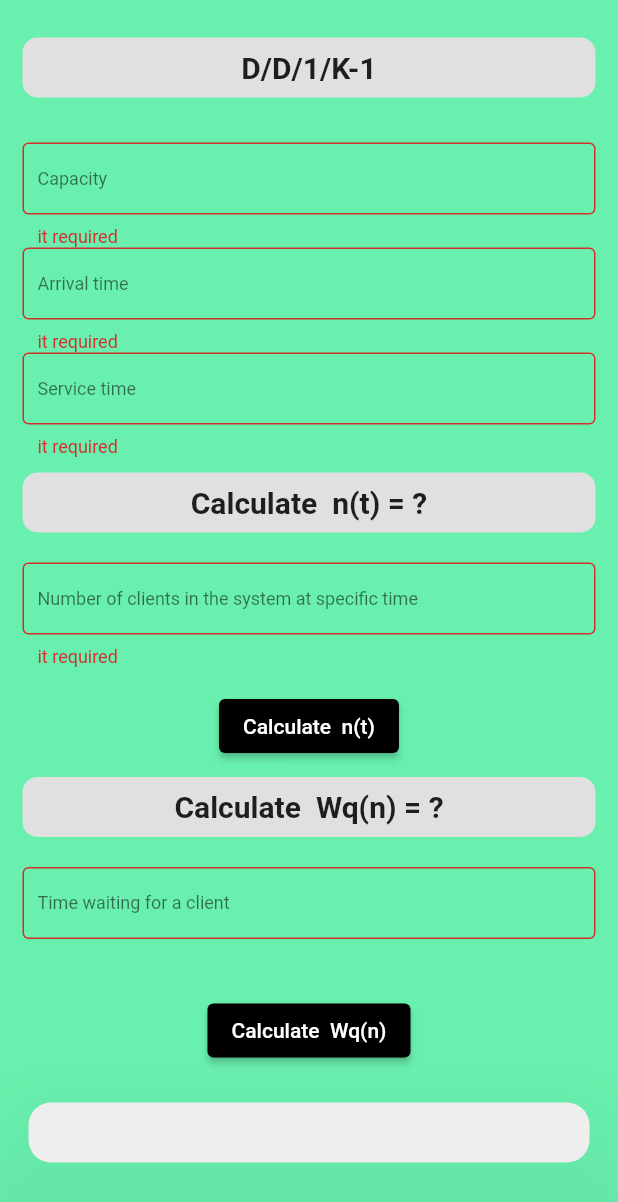
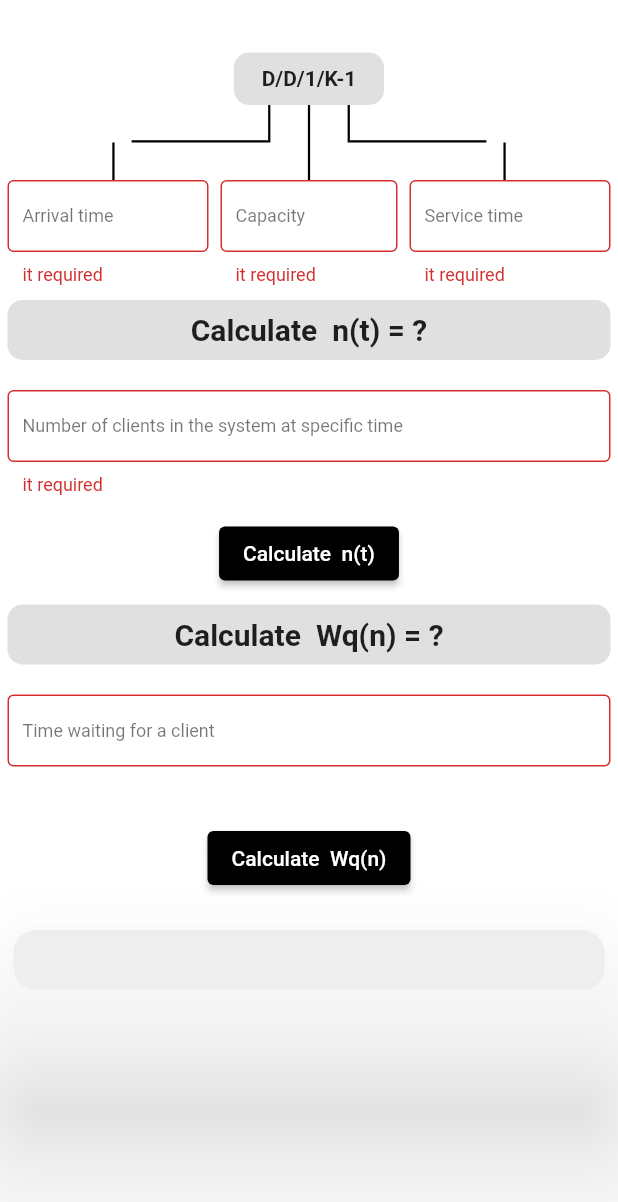
Before and after one commit to 3shmawi/Queuing-Theory, a Flutter app: the screen it shows after launch, after a tap on an icon or button, on a phone screen of 412 x 824 dp. Shown: the top 1202 px of the screen. Run offline on Flutter 3.47's test engine with Material 2 defaults, Android fonts, the phone set to English and light mode, and no system bars; our stand-ins replace flutter_bloc.

Commit message:
initial ashmawi commit2

```diff
--- a/lib/home/home_screen.dart
+++ b/lib/home/home_screen.dart
@@ -20,24 +20,75 @@ class HomeScreen extends StatelessWidget {
     var formKey = GlobalKey<FormState>();
     return SafeArea(
       child: Scaffold(
-        backgroundColor: Colors.greenAccent,
+        backgroundColor: Colors.white,
         extendBodyBehindAppBar: true,
         body: SingleChildScrollView(
+          physics: const BouncingScrollPhysics(),
           child: Form(
             key: formKey,
             child: Padding(
-              padding: const EdgeInsets.all(15.0),
+              padding: const EdgeInsets.all(5.0),
               child: Column(
                 children: [
+                  const SizedBox(
+                    height: 30,
+                  ),
+                  Container(
+                    height: 35,
+                    width: 100,
+                    decoration: BoxDecoration(
+                      color: Colors.grey[300],
+                      borderRadius: BorderRadius.circular(10),
+                    ),
+                    child: const Center(
+                      child: Text(
+                        'D/D/1/K-1',
+                        style: TextStyle(
+                          fontWeight: FontWeight.bold,
+                        ),
+                      ),
+                    ),
+                  ),
+                  dashLines(),
+                  Row(
+                    children: [
+                      Expanded(
+                        child: DefaultTextForm(
+                          onChange: (v){
 
-                  const DefaultHeadLine(
-                    text: 'D/D/1/K-1',
+                          },
+                          validator: (value) {
+                            for (int i = 0; i < value!.length; i++) {
+                              if (value[i] != '0' &&
+                                  value[i] != '1' &&
+                                  value[i] != '2' &&
+                                  value[i] != '3' &&
+                                  value[i] != '4' &&
+                                  value[i] != '5' &&
+                                  value[i] != '6' &&
+                                  value[i] != '7' &&
+                                  value[i] != '8' &&
+                                  value[i] != '9' &&
+                                  value[i] != '.') return 'it must be valid';
+                            }
+                            if (value.isEmpty) return 'it required';
+                            return null;
+                          },
+                          textEditingController: arrivalTimeController,
+                          suffix: Text(
+                            '1/λ',
+                            style: Theme.of(context).textTheme.caption,
                           ),
-                  const SizedBox(
-                    height: 10,
+                          label: 'Arrival time ',
                         ),
-                  DefaultTextForm(
-                    onChange: (v) {},
+                      ),
+                      Expanded(
+                        child: Padding(
+                          padding: const EdgeInsets.symmetric(horizontal: 8.0),
+                          child: DefaultTextForm(
+                            onChange: (v){
+
+                            },
                             validator: (value) {
                               for (int i = 0; i < value!.length; i++) {
                                 if (value[i] != '0' &&
@@ -63,34 +114,13 @@ class HomeScreen extends StatelessWidget {
                             ),
                             label: 'Capacity',
                           ),
-                  DefaultTextForm(
-                    onChange: (v) {},
-                    validator: (value) {
-                      for (int i = 0; i < value!.length; i++) {
-                        if (value[i] != '0' &&
-                            value[i] != '1' &&
-                            value[i] != '2' &&
-                            value[i] != '3' &&
-                            value[i] != '4' &&
-                            value[i] != '5' &&
-                            value[i] != '6' &&
-                            value[i] != '7' &&
-                            value[i] != '8' &&
-                            value[i] != '9' &&
-                            value[i] != '.') return 'it must be valid';
-                      }
-                      if (value.isEmpty) return 'it required';
-                      return null;
+                        ),
+                      ),
+                      Expanded(
+                        child: DefaultTextForm(
+                          onChange: (v){
+
                           },
-                    textEditingController: arrivalTimeController,
-                    suffix: Text(
-                      '1/λ',
-                      style: Theme.of(context).textTheme.caption,
-                    ),
-                    label: 'Arrival time ',
-                  ),
-                  DefaultTextForm(
-                    onChange: (v) {},
                           validator: (value) {
                             for (int i = 0; i < value!.length; i++) {
                               if (value[i] != '0' &&
@@ -115,14 +145,17 @@ class HomeScreen extends StatelessWidget {
                           ),
                           label: 'Service time ',
                         ),
+                      ),
+                    ],
+                  ),
                   const DefaultHeadLine(
                     text: 'Calculate  n(t) = ?',
                   ),
                   BlocBuilder<LogicCubit, LogicState>(
                     builder: (context, state) {
                       var cubit = context.read<LogicCubit>();
-                      return DefaultTextForm(
-                        onChange: (v) {
+                      return  DefaultTextForm(
+                        onChange: (v){
                           cubit.changeN(v);
                         },
                         validator: (value) {
@@ -147,8 +180,7 @@ class HomeScreen extends StatelessWidget {
                           't  ',
                           style: Theme.of(context).textTheme.titleLarge,
                         ),
-                        label:
-                            'Number of clients in the system at specific time',
+                        label: 'Number of clients in the system at specific time',
                       );
                     },
                   ),
@@ -180,11 +212,11 @@ class HomeScreen extends StatelessWidget {
                     builder: (context, state) {
                       var cubit = context.read<LogicCubit>();
                       return DefaultTextForm(
-                        onChange: (v) {
+                        onChange: (v){
                           cubit.changeW(v);
                         },
+
                         validator: (value) {
-
                           for (int i = 0; i < value!.length; i++) {
                             if (value[i] != '0' &&
                                 value[i] != '1' &&
@@ -355,8 +387,7 @@ class HomeScreen extends StatelessWidget {
                       style: Theme.of(context).textTheme.titleLarge,
                     ),
                 ],
-                    )
-                 ;
+              );
             },
           ),
         ),
```
Lines whose indentation alone changed are shown as unchanged.
